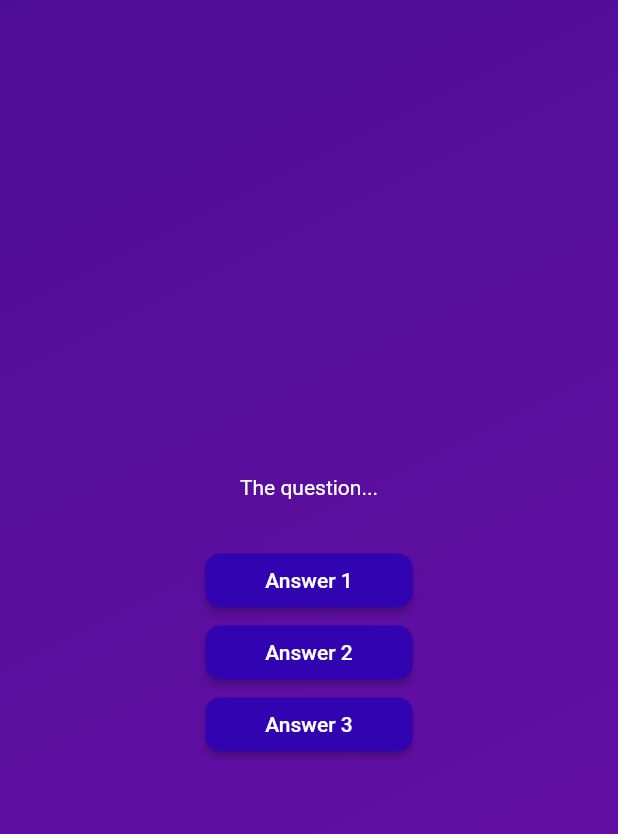
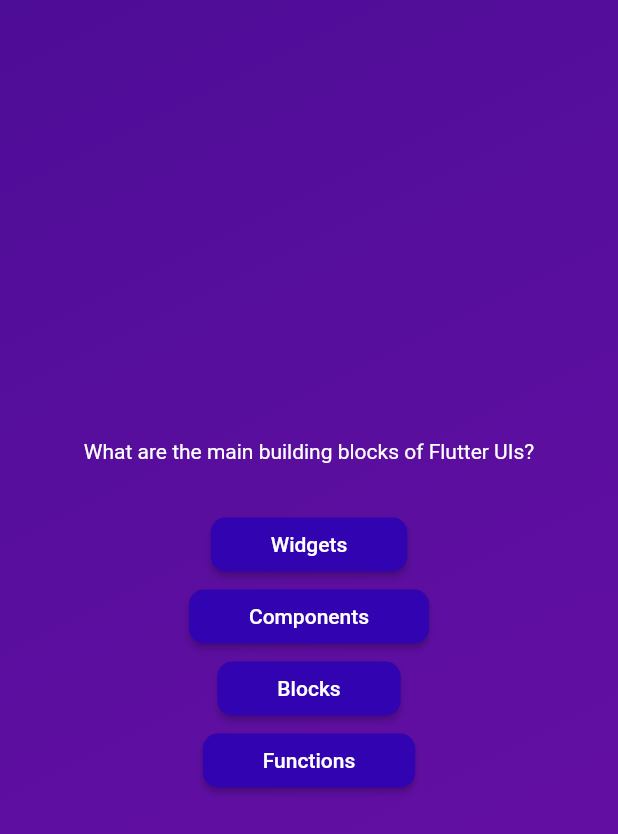
Before and after one commit to egehandastan/quiz_app, a Flutter app: the screen it shows after launch, after a tap on "Start Quiz", on a phone screen of 412 x 824 dp. Shown: the top 834 px of the screen. Run offline on Flutter 3.47's test engine with Material 2 defaults, Android fonts, the phone set to English and light mode, and no system bars.

Commit message:
answer buttons are mapped.

```diff
--- a/lib/questions_screen.dart
+++ b/lib/questions_screen.dart
@@ -1,5 +1,6 @@
 import 'package:flutter/material.dart';
 import 'package:quiz_app/answer_button.dart';
+import 'package:quiz_app/data/questions.dart';
 
 class QuestionsScreen extends StatefulWidget {
   const QuestionsScreen({super.key});
@@ -12,21 +13,23 @@ class QuestionsScreen extends StatefulWidget {
 class _QuestionsScreenState extends State<QuestionsScreen> {
   @override
   Widget build(context) {
+    final currentQuestion = questions[0];
     return SizedBox(
       width: double.infinity,
       child: Column(
         mainAxisAlignment: MainAxisAlignment.center,
         children: [
-          const Text(
-            'The question...',
-            style: TextStyle(color: Colors.white),
+           Text(
+           currentQuestion.text,
+            style: const TextStyle(color: Colors.white),
           ),
           const SizedBox(
             height: 30,
           ),
-          AnswerButton(answerText: 'Answer 1', onTap: () {}),
-          AnswerButton(answerText: 'Answer 2', onTap: () {}),
-          AnswerButton(answerText: 'Answer 3', onTap: () {}),
+          //answer buttons
+          ...currentQuestion.answers.map((answer){
+            return AnswerButton(answerText: answer, onTap: (){});
+          }),
         ],
       ),
     );
```
